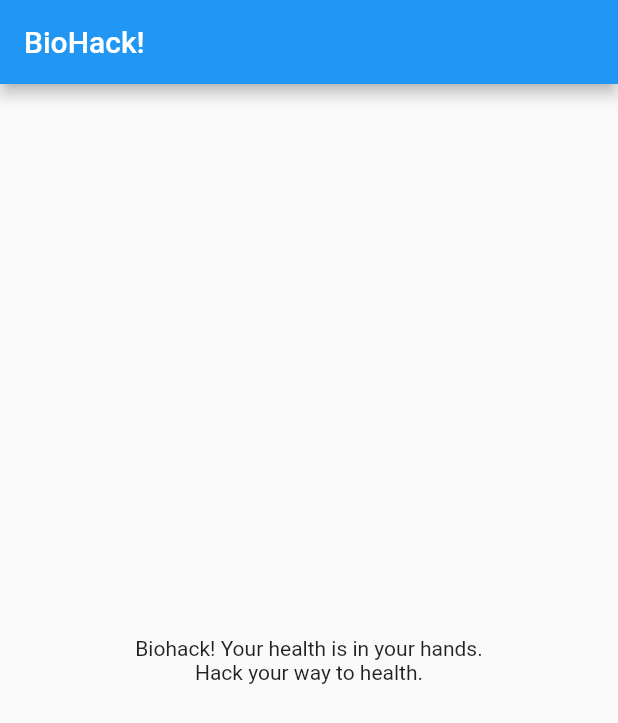
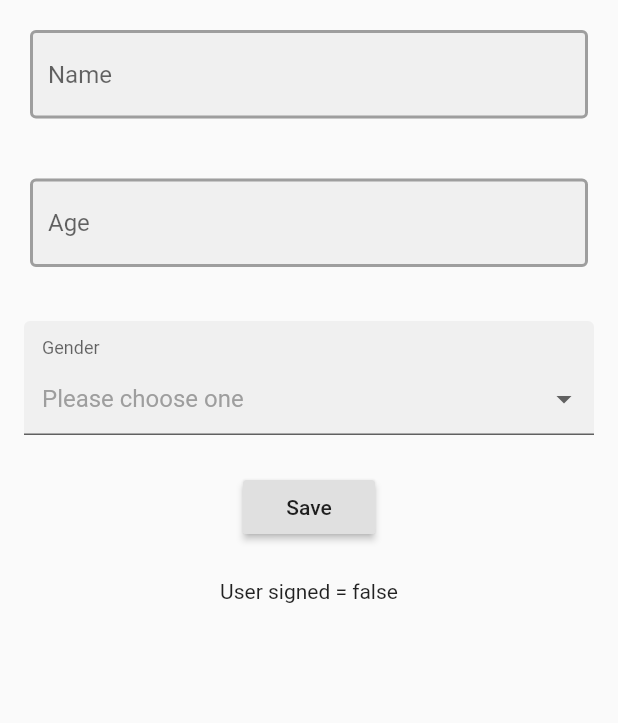
Before and after one commit to gauthamns/biohack20, a Flutter app: the screen it shows after launch, on a phone screen of 412 x 824 dp. Shown: the top 723 px of the screen. Run offline on Flutter 3.47's test engine with Material 2 defaults, Android fonts, the phone set to English and light mode, and no system bars; drawn by our look-alikes of dropdown_formfield; our stand-ins replace shared_preferences; accounts and stored records are empty.

Commit message:
added basic layout of user info form

```diff
--- a/lib/config/prefs.dart
+++ b/lib/config/prefs.dart
@@ -2,7 +2,7 @@ import 'package:hack20/data/user.dart';
 import 'package:shared_preferences/shared_preferences.dart';
 
 class Prefs {
-  static final Prefs _instance = Prefs._internal();
+  static final Prefs instance = Prefs._internal();
 
   static const String KEY_USER_NAME = 'userName';
   static const String KEY_USER_AGE = 'userAge';
--- a/lib/main.dart
+++ b/lib/main.dart
@@ -1,4 +1,5 @@
 import 'package:flutter/material.dart';
+import 'package:hack20/screens/user_info.dart';
 
 void main() {
   runApp(MyApp());
@@ -26,7 +27,8 @@ class MyApp extends StatelessWidget {
         // closer together (more dense) than on mobile platforms.
         visualDensity: VisualDensity.adaptivePlatformDensity,
       ),
-      home: MyHomePage(title: 'BioHack!'),
+      home: UserForm(),
+      //home: MyHomePage(title: 'BioHack!'),
     );
   }
 }
--- /dev/null
+++ b/lib/screens/user_info.dart
@@ -0,0 +1,136 @@
+import 'package:flutter/material.dart';
+import 'package:dropdown_formfield/dropdown_formfield.dart';
+import 'package:hack20/config/prefs.dart';
+import 'package:hack20/data/user.dart';
+
+class UserForm extends StatefulWidget {
+  @override
+  _UserFormState createState() => _UserFormState();
+}
+
+class _UserFormState extends State<UserForm> {
+  String name;
+  String age;
+  String myGender;
+  //String myGenderResult;
+  final formKey = new GlobalKey<FormState>();
+  User user = User();
+  @override
+  void initState() {
+    super.initState();
+    myGender = '';
+    name = '';
+    age = '';
+  }
+
+  _saveForm() {
+    var form = formKey.currentState;
+    if (form.validate()) {
+      form.save();
+      setState(() {
+        user.name = name;
+        user.age = int.parse(age);
+        user.gender = myGender;
+        Prefs.instance.setUserDetails(user);
+      });
+    }
+  }
+
+  @override
+  Widget build(BuildContext context) {
+    return SafeArea(
+      child: Scaffold(
+        body: Column(
+          children: [
+            genderForm(),
+          ],
+        ),
+      ),
+    );
+  }
+
+  Form genderForm() {
+    return Form(
+      key: formKey,
+      child: Column(
+        mainAxisAlignment: MainAxisAlignment.start,
+        children: <Widget>[
+          Padding(
+            padding: const EdgeInsets.all(20.0),
+            child: TextFormField(
+              initialValue: name,
+              decoration: textInputDecoration.copyWith(hintText: 'Name'),
+              validator: (val) => val.isEmpty ? 'Enter Your Name' : null,
+              onChanged: (val) => setState(() => name = val),
+            ),
+          ),
+          Padding(
+            padding: const EdgeInsets.all(20.0),
+            child: TextFormField(
+              initialValue: age,
+              decoration: textInputDecoration.copyWith(hintText: 'Age'),
+              validator: (val) => val.isEmpty ? 'Enter your age' : null,
+              onChanged: (val) => setState(() => age = val),
+            ),
+          ),
+          Container(
+            padding: EdgeInsets.all(16),
+            child: DropDownFormField(
+              validator: (value) {
+                if (value.isEmpty) {
+                  return 'select either one';
+                }
+                return null;
+              },
+              titleText: 'Gender',
+              hintText: 'Please choose one',
+              value: myGender,
+              onSaved: (value) {
+                setState(() {
+                  myGender = value;
+                });
+              },
+              onChanged: (value) {
+                setState(() {
+                  myGender = value;
+                });
+              },
+              dataSource: [
+                {
+                  "display": "Male",
+                  "value": "Male",
+                },
+                {
+                  "display": "Female",
+                  "value": "Female",
+                },
+              ],
+              textField: 'display',
+              valueField: 'value',
+            ),
+          ),
+          Container(
+            padding: EdgeInsets.all(8),
+            child: RaisedButton(
+              child: Text('Save'),
+              onPressed: _saveForm,
+            ),
+          ),
+          Container(
+            padding: EdgeInsets.all(16),
+            child: Text(
+                "User signed = " + Prefs.instance.isUserSignedIn().toString()),
+          )
+        ],
+      ),
+    );
+  }
+}
+
+const textInputDecoration = InputDecoration(
+  filled: true,
+  enabledBorder: OutlineInputBorder(
+      borderSide: BorderSide(color: Colors.grey, width: 2.0)),
+  focusedBorder: OutlineInputBorder(
+      borderSide: BorderSide(color: Colors.blue, width: 2.0)),
+);
--- a/pubspec.yaml
+++ b/pubspec.yaml
@@ -30,7 +30,7 @@ dependencies:
   cupertino_icons: ^0.1.3
 
   shared_preferences: ^0.5.6
-
+  dropdown_formfield: ^0.1.2
 
 dev_dependencies:
   flutter_test:
```
Also changed, not shown: pubspec.lock.
